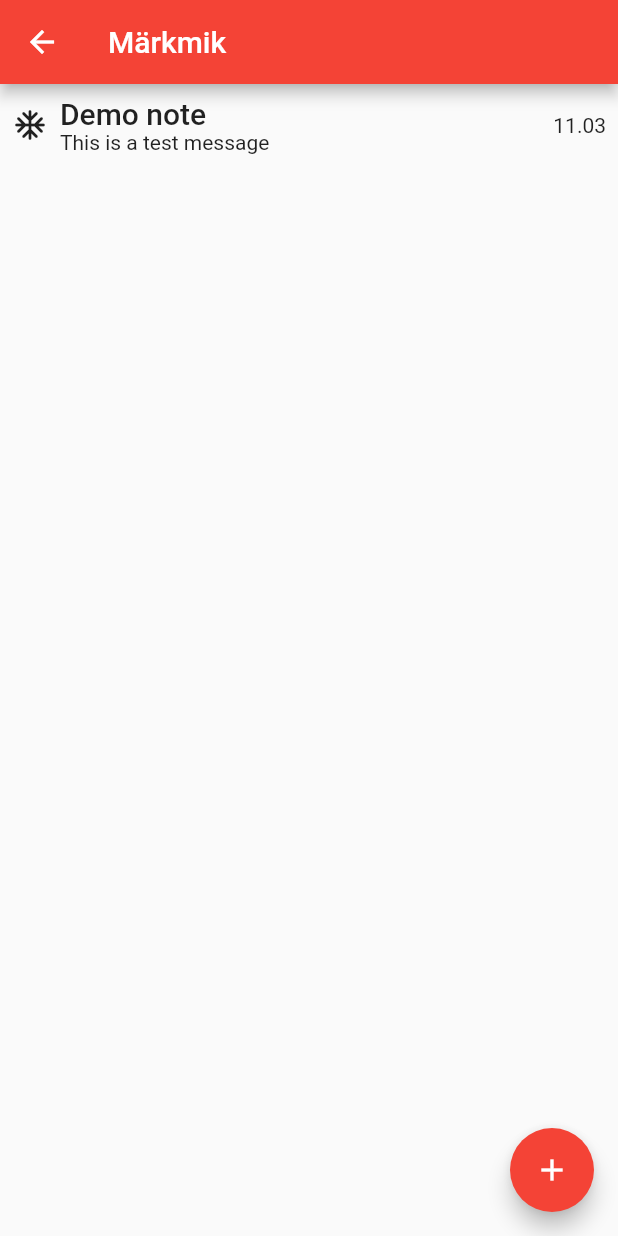
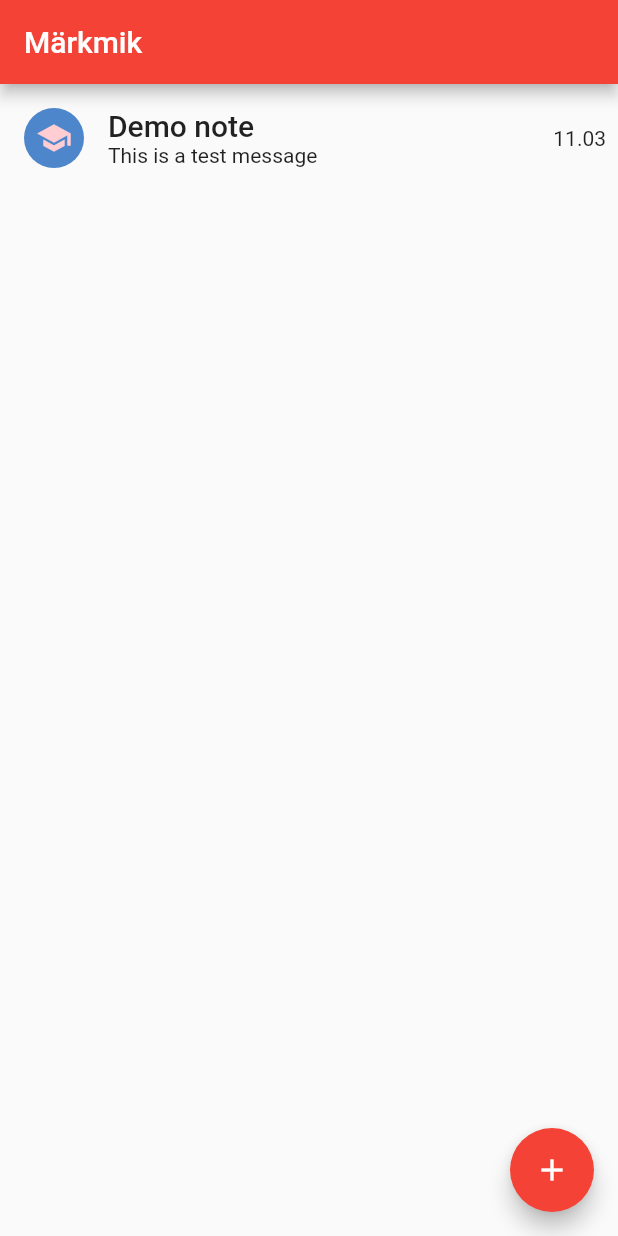
Before and after one commit to borohhov/mainor2023notes, a Flutter app: the NoteScreen screen opened by its route, after a tap on the "check" icon, on a phone screen of 412 x 824 dp. Run offline on Flutter 3.47's test engine with Material 2 defaults, Android fonts, the phone set to English and light mode, and no system bars.

Commit message:
design update

```diff
--- /dev/null
+++ b/lib/controllers/notes-controller.dart
@@ -0,0 +1,25 @@
+
+
+import 'package:flutter/material.dart';
+
+import '../models/note-model.dart';
+
+class NotesController extends ChangeNotifier {
+  List<NoteModel> notes = [];
+
+  List<NoteModel> get allNotes {return notes;}
+
+  void addNote(NoteModel note) {
+    notes.add(note);
+    notifyListeners();
+  }
+
+  void editNote(int position, NoteModel note) {
+    notes[position] = note;
+    notifyListeners();
+  }
+
+  NoteModel getNote(int position) {
+    return notes[position];
+  }
+}
--- a/lib/main.dart
+++ b/lib/main.dart
@@ -1,13 +1,19 @@
+import 'package:demo_project/controllers/notes-controller.dart';
 import 'package:demo_project/screens/home-screen.dart';
 import 'package:demo_project/screens/note-screen.dart';
 import 'package:flutter/material.dart';
+import 'package:provider/provider.dart';
 
 void main() {
-  runApp(const MyApp());
+  runApp(ChangeNotifierProvider(create: (BuildContext context) {
+    return NotesController();
+  },
+      child: const MyApp()));
 }
 
 class MyApp extends StatelessWidget {
   const MyApp({super.key});
+
   @override
   Widget build(BuildContext context) {
     return MaterialApp(
--- a/lib/screens/home-screen.dart
+++ b/lib/screens/home-screen.dart
@@ -1,50 +1,24 @@
+import 'package:demo_project/controllers/notes-controller.dart';
 import 'package:demo_project/controllers/random-number-generator.dart';
 import 'package:demo_project/models/note-model.dart';
 import 'package:demo_project/widgets/note-row-widget.dart';
 import 'package:demo_project/widgets/notes-list-widget.dart';
 import 'package:flutter/material.dart';
+import 'package:provider/provider.dart';
 
 
-class HomeScreen extends StatefulWidget {
+class HomeScreen extends StatelessWidget {
   const HomeScreen({Key? key}) : super(key: key);
 
   @override
-  State<HomeScreen> createState() => _HomeScreenState();
-}
-
-class _HomeScreenState extends State<HomeScreen> {
-  num rand = getRandomNumber();
-  List<NoteModel> noteModels = [];
-  void getNewNum() {
-    setState(() {
-      rand = getRandomNumber();
-    });
-  }
-
-  List<Widget> getNotes() {
-    List<Widget> noteWidgets = [];
-    for(int i = 0; i < noteModels.length ; i++){
-      noteWidgets.add(NoteRowWidget(note: noteModels[i]));
-    }
-    return noteWidgets;
-  }
-
-  @override
   Widget build(BuildContext context) {
-    NoteModel? note = ModalRoute.of(context)!.settings.arguments as NoteModel?;
-    if(note != null) {
-      noteModels.add(note);
-    }
-
     return Scaffold(
       appBar: AppBar(title: const Text("Märkmik"),),
       floatingActionButton: FloatingActionButton(
         child: Icon(Icons.add),
         onPressed: () => Navigator.of(context).pushNamed('/note-screen'),
       ),
-      body: NotesListWidget(noteModels: noteModels,),
-      );
+      body: NotesListWidget(noteModels: Provider.of<NotesController>(context, listen: true).allNotes,),
+    );
   }
-
-
 }
--- a/lib/screens/note-screen.dart
+++ b/lib/screens/note-screen.dart
@@ -1,5 +1,8 @@
 import 'package:demo_project/models/note-model.dart';
 import 'package:flutter/material.dart';
+import 'package:provider/provider.dart';
+
+import '../controllers/notes-controller.dart';
 
 class NoteScreen extends StatefulWidget {
   const NoteScreen({Key? key, this.noteModel}) : super(key: key);
@@ -11,18 +14,19 @@ class NoteScreen extends StatefulWidget {
 
 class _NoteScreenState extends State<NoteScreen> {
   NoteModel note = NoteModel();
+  late int? position;
   TextEditingController titleController = TextEditingController();
   TextEditingController messageController = TextEditingController();
 
-  @override
-  void initState() {
-    if (widget.noteModel == null) {
+  initNote(BuildContext context) {
+    position = ModalRoute.of(context)?.settings.arguments as int?;
+    if (position == null) {
       note.message = "This is a test message";
       note.title = "Demo note";
       note.emoji = "👍";
       note.date = DateTime.now();
     } else {
-      note = widget.noteModel!;
+      note = Provider.of<NotesController>(context).getNote(position!);
     }
 
     titleController.text = note.title;
@@ -31,10 +35,21 @@ class _NoteScreenState extends State<NoteScreen> {
 
   @override
   Widget build(BuildContext context) {
+    initNote(context);
     return Scaffold(
       appBar: AppBar(),
       floatingActionButton: FloatingActionButton(
-        onPressed: () => Navigator.of(context).pushNamed('/', arguments: note),
+        onPressed: () {
+          note.title = titleController.value.text;
+          note.message = messageController.value.text;
+          if (position == null) {
+            Provider.of<NotesController>(context, listen: false).addNote(note);
+          } else {
+            Provider.of<NotesController>(context, listen: false)
+                .editNote(position!, note);
+          }
+          Navigator.of(context).pop();
+        },
         child: Icon(Icons.check),
       ),
       body: Padding(
--- /dev/null
+++ b/lib/widgets/my-icon.dart
@@ -0,0 +1,50 @@
+import 'dart:math';
+
+import 'package:flutter/cupertino.dart';
+import 'package:flutter/material.dart';
+
+class MyIcon extends StatefulWidget {
+  const MyIcon({Key? key}) : super(key: key);
+
+  @override
+  State<MyIcon> createState() => _MyIconState();
+}
+
+class _MyIconState extends State<MyIcon> {
+  List<Icon> icons = [
+    const Icon(Icons.ac_unit_rounded),
+    const Icon(Icons.access_alarms),
+    const Icon(Icons.cabin),
+    const Icon(Icons.calculate),
+    const Icon(Icons.construction_sharp),
+    const Icon(Icons.connecting_airports_sharp),
+    const Icon(Icons.contacts_sharp),
+    const Icon(Icons.school),
+    const Icon(Icons.face),
+    const Icon(Icons.accessibility_rounded)
+  ];
+  int rand = Random().nextInt(9);
+  Color color = getRandomPastelColor();
+  @override
+  Widget build(BuildContext context) {
+    return Center(
+      child: Padding(
+        padding: EdgeInsets.all(8),
+        child: CircleAvatar(
+          radius: 20,
+          backgroundColor: color,
+          child: icons[rand],
+        ),
+      ),
+    );
+  }
+}
+
+Color getRandomPastelColor() {
+  Random random = Random();
+  int red = random.nextInt(256);
+  int green = random.nextInt(256);
+  int blue = random.nextInt(256);
+  int alpha = 150 + random.nextInt(100);
+  return Color.fromARGB(alpha, red, green, blue);
+}
--- a/lib/widgets/note-row-widget.dart
+++ b/lib/widgets/note-row-widget.dart
@@ -1,17 +1,21 @@
 import 'package:demo_project/models/note-model.dart';
+import 'package:demo_project/widgets/my-icon.dart';
 import 'package:flutter/material.dart';
 import 'package:intl/intl.dart';
 
 class NoteRowWidget extends StatelessWidget {
-  const NoteRowWidget({Key? key, required this.note}) : super(key: key);
+  const NoteRowWidget({Key? key, required this.note, required this.position}) : super(key: key);
   final NoteModel note;
+  final int position;
 
   @override
   Widget build(BuildContext context) {
-    return Padding(
+    return GestureDetector(
+      onTap: ()=>Navigator.of(context).pushNamed('/note-screen', arguments: position),
+      child: Padding(
         padding: const EdgeInsets.symmetric(vertical: 8.0),
         child: Row(children: [
-        Icon(Icons.ac_unit_rounded),
+          MyIcon(),
           Padding(
             padding: const EdgeInsets.only(left: 8.0),
             child: Column(
@@ -24,6 +28,7 @@ class NoteRowWidget extends StatelessWidget {
           const Spacer(),
           Text(DateFormat('dd.MM').format(note.date))
         ],),
+      ),
     );
   }
 }
--- a/lib/widgets/notes-list-widget.dart
+++ b/lib/widgets/notes-list-widget.dart
@@ -11,10 +11,18 @@ class NotesListWidget extends StatelessWidget {
   @override
   Widget build(BuildContext context) {
     return Padding(
-        padding: const EdgeInsets.symmetric(horizontal: DesignSystem.SCREEN_HORIZONTAL_PADDING),
+        padding: const EdgeInsets.symmetric(
+            horizontal: DesignSystem.SCREEN_HORIZONTAL_PADDING),
         child: Center(
             child: Column(
-          children: noteModels.map((nm) => NoteRowWidget(note: nm)).toList(),
+          children: noteModels
+              .asMap()
+              .entries
+              .map<NoteRowWidget>((nm) => NoteRowWidget(
+                    note: nm.value,
+                    position: nm.key,
+                  ))
+              .toList(),
         )));
   }
 }
--- a/pubspec.yaml
+++ b/pubspec.yaml
@@ -37,6 +37,7 @@ dependencies:
   # Use with the CupertinoIcons class for iOS style icons.
   cupertino_icons: 1.0.2
   intl: 0.18.0
+  provider: 6.0.5
 
 dev_dependencies:
   flutter_test:
```
Also changed, not shown: pubspec.lock. Lines whose indentation alone changed are shown as unchanged.
